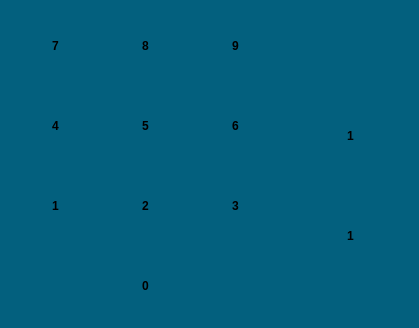
Above: intkeypad.ui from RISWANAAAA/ASCAN before the change. Below: the same form after it.
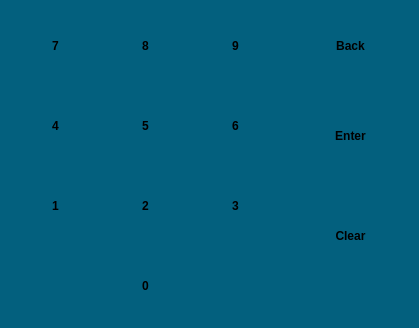
That is the form after the change. Icons and pictures are not drawn.

Diff of the .ui file:
```diff
--- a/intkeypad.ui
+++ b/intkeypad.ui
@@ -68,7 +68,7 @@
 border:none;</string>
    </property>
    <property name="text">
-    <string>1</string>
+    <string>Enter</string>
    </property>
   </widget>
   <widget class="QLabel" name="label">
@@ -217,7 +217,7 @@
 border:none;</string>
    </property>
    <property name="text">
-    <string/>
+    <string>Back</string>
    </property>
   </widget>
   <widget class="QPushButton" name="But3">
@@ -275,7 +275,7 @@
 border:none;</string>
    </property>
    <property name="text">
-    <string>1</string>
+    <string>Clear</string>
    </property>
   </widget>
   <zorder>label</zorder>
```
